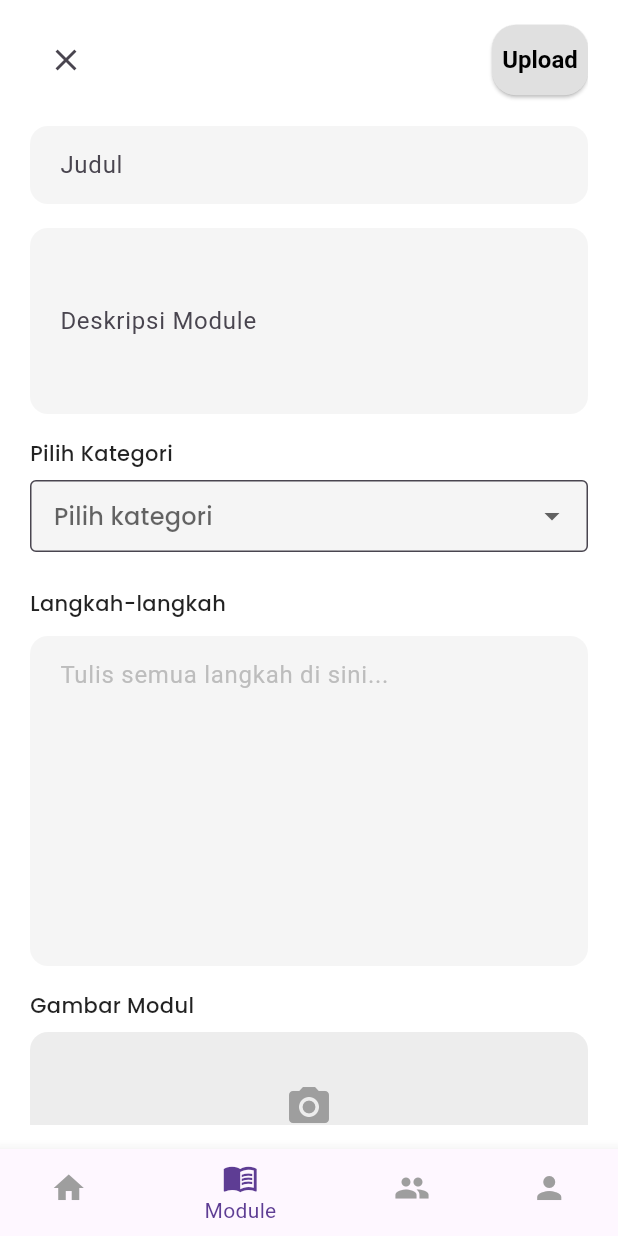
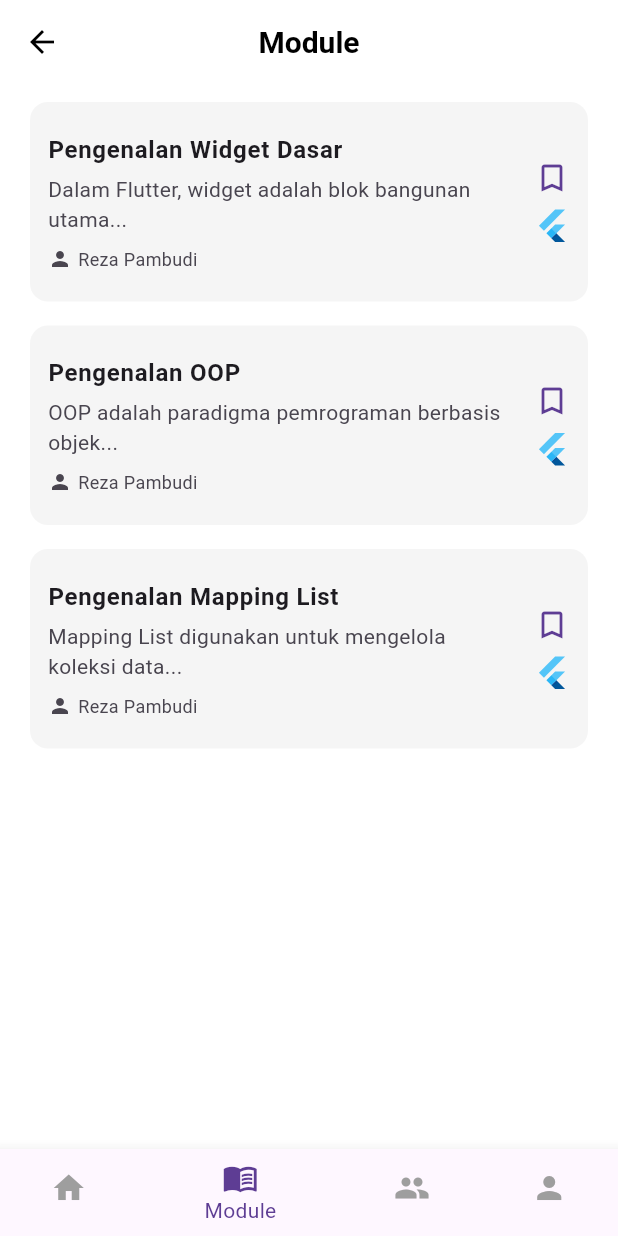
Before and after one commit to FebriPratama13/projectuas, a Flutter app: the HomePage screen opened by its route, item 2 of the bottom bar chosen, on a phone screen of 412 x 824 dp. Run offline on Flutter 3.47's test engine with Material 3 defaults, Android fonts, the phone set to English and light mode, and no system bars; our stand-ins replace google_fonts.

Commit message:
modulpagelist Fixes #12

```diff
--- a/lib/routes/app_routes.dart
+++ b/lib/routes/app_routes.dart
@@ -10,6 +10,7 @@ import '../ui/pages/modul/komentar_page.dart';
 import '../ui/pages/profile/edit_profile_page.dart';
 import '../ui/pages/profile/profile_page.dart';
 import '../ui/pages/search/search_page.dart';
+import '../ui/pages/modul/module_list_page.dart';
 
 class AppRoutes {
   //tinggal panggil nama
@@ -22,6 +23,7 @@ class AppRoutes {
   static const String profile = '/profile';
   static const String editProfile = '/edit-profile';
   static const String search = '/search';
+  static const String Listmodul = '/module-list';
 
   //daftar root biar lebih terstruktur
   static final Map<String, WidgetBuilder> routes = {
@@ -34,5 +36,6 @@ class AppRoutes {
     profile: (context) => const ProfilePage(),
     editProfile: (context) => const EditProfilePage(),
     search: (context) => const SearchPage(),
+    Listmodul: (context) => const ModuleListPage(),
   };
 }
--- a/lib/ui/pages/home/home_page.dart
+++ b/lib/ui/pages/home/home_page.dart
@@ -45,7 +45,7 @@ class _HomePageState extends State<HomePage> {
       case 0:
         break;
       case 1:
-        Navigator.pushNamed(context, AppRoutes.createModul);
+        Navigator.pushNamed(context, AppRoutes.Listmodul);
         break;
       case 2:
         Navigator.pushNamed(context, AppRoutes.profile); // Sementara
--- /dev/null
+++ b/lib/ui/pages/modul/module_list_page.dart
@@ -0,0 +1,108 @@
+import 'package:flutter/material.dart';
+import 'package:google_fonts/google_fonts.dart';
+import '../../../config/theme.dart';
+
+class ModuleListPage extends StatelessWidget {
+  const ModuleListPage({super.key});
+
+  final List<Map<String, String>> dummyModules = const [
+    {
+      'title': 'Pengenalan Widget Dasar',
+      'desc': 'Dalam Flutter, widget adalah blok bangunan utama...',
+      'author': 'Reza Pambudi',
+    },
+    {
+      'title': 'Pengenalan OOP',
+      'desc': 'OOP adalah paradigma pemrograman berbasis objek...',
+      'author': 'Reza Pambudi',
+    },
+    {
+      'title': 'Pengenalan Mapping List',
+      'desc': 'Mapping List digunakan untuk mengelola koleksi data...',
+      'author': 'Reza Pambudi',
+    },
+  ];
+
+  @override
+  Widget build(BuildContext context) {
+    return Scaffold(
+      bottomNavigationBar: BottomNavigationBar(
+        currentIndex: 1,
+        onTap: (index) {
+          if (index == 0) Navigator.pushNamed(context, '/home');
+          if (index == 2) Navigator.pushNamed(context, '/authors');
+          if (index == 3) Navigator.pushNamed(context, '/profile');
+        },
+        selectedItemColor: AppTheme.primaryColor,
+        unselectedItemColor: Colors.grey,
+        items: const [
+          BottomNavigationBarItem(icon: Icon(Icons.home), label: 'Home'),
+          BottomNavigationBarItem(icon: Icon(Icons.menu_book), label: 'Module'),
+          BottomNavigationBarItem(icon: Icon(Icons.people), label: 'Authors'),
+          BottomNavigationBarItem(icon: Icon(Icons.person), label: 'Profile'),
+        ],
+      ),
+      appBar: AppBar(
+        title: const Text("Module", style: TextStyle(color: Colors.black)),
+        centerTitle: true,
+        backgroundColor: Colors.white,
+        elevation: 0,
+        iconTheme: const IconThemeData(color: Colors.black),
+      ),
+      body: ListView.builder(
+        itemCount: dummyModules.length,
+        padding: const EdgeInsets.symmetric(horizontal: 20, vertical: 12),
+        itemBuilder: (context, index) {
+          final item = dummyModules[index];
+          return Container(
+            margin: const EdgeInsets.only(bottom: 16),
+            decoration: BoxDecoration(
+              color: const Color(0xFFF5F5F5),
+              borderRadius: BorderRadius.circular(12),
+            ),
+            child: ListTile(
+              contentPadding: const EdgeInsets.all(12),
+              title: Text(
+                item['title']!,
+                style: const TextStyle(fontWeight: FontWeight.bold),
+              ),
+              subtitle: Column(
+                crossAxisAlignment: CrossAxisAlignment.start,
+                children: [
+                  const SizedBox(height: 4),
+                  Text(
+                    item['desc']!,
+                    maxLines: 2,
+                    overflow: TextOverflow.ellipsis,
+                  ),
+                  const SizedBox(height: 8),
+                  Row(
+                    children: [
+                      const Icon(Icons.person, size: 16),
+                      const SizedBox(width: 4),
+                      Text(
+                        item['author']!,
+                        style: const TextStyle(fontSize: 12),
+                      ),
+                    ],
+                  ),
+                ],
+              ),
+              trailing: Column(
+                mainAxisAlignment: MainAxisAlignment.center,
+                children: const [
+                  Icon(Icons.bookmark_border, color: AppTheme.primaryColor),
+                  SizedBox(height: 8),
+                  FlutterLogo(size: 24),
+                ],
+              ),
+              onTap: () {
+                // TODO: Navigasi ke detail modul
+              },
+            ),
+          );
+        },
+      ),
+    );
+  }
+}
```
